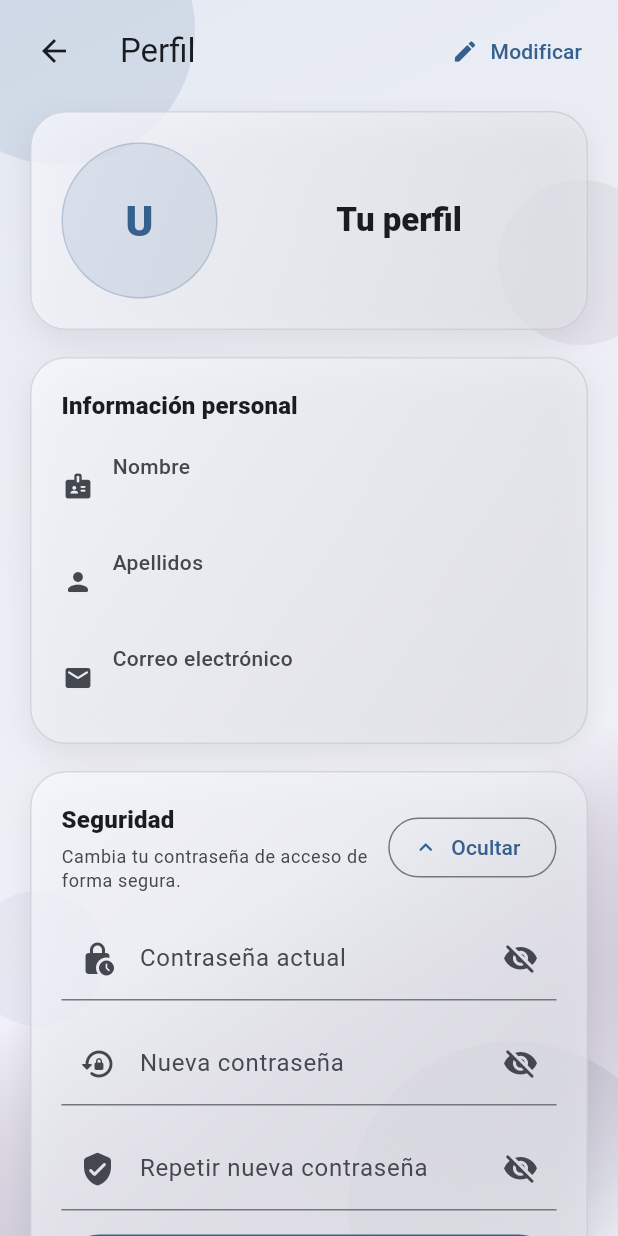
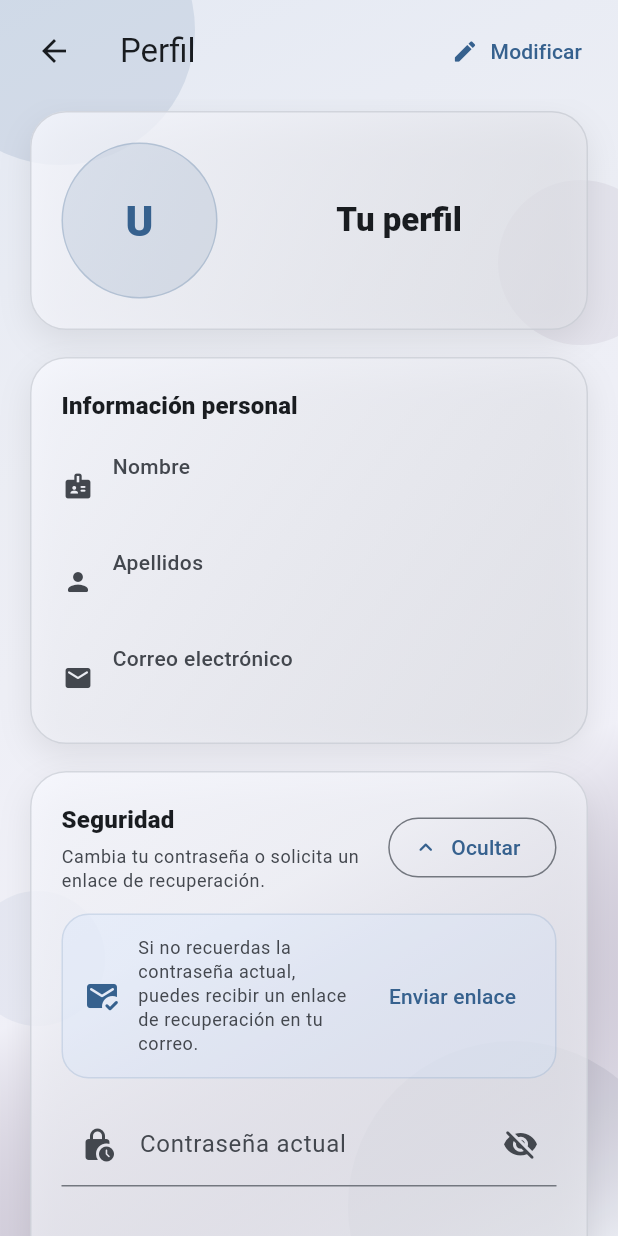
Before and after one commit to iagobl/iot_manager, a Flutter app: the ProfilePage screen opened by its route, after a tap on "Cambiar", on a phone screen of 412 x 824 dp. Run offline on Flutter 3.47's test engine with Material 3 defaults, Android fonts, the phone set to English and light mode, and no system bars; our stand-ins replace cached_network_image, firebase_core, firebase_messaging, flutter_blue_plus, flutter_local_notifications, flutter_svg and 5 more; missing offline and left inert: network_info_plus, wifi_iot; accounts and stored records are empty; project files that could hold a hidden picture were left out.

Commit message:
feat: implement password recovery flow

```diff
--- a/lib/app/app.dart
+++ b/lib/app/app.dart
@@ -1,7 +1,9 @@
 import 'package:flutter/material.dart';
 
+import 'package:iot_manager/app/app_navigator.dart';
 import 'package:iot_manager/app/routes.dart';
 import 'package:iot_manager/app/theme.dart';
+import 'package:iot_manager/features/profile/presentation/pages/reset_password_page.dart';
 
 class MyApp extends StatelessWidget {
   const MyApp({super.key});
@@ -9,10 +11,12 @@ class MyApp extends StatelessWidget {
   @override
   Widget build(BuildContext context) {
     return MaterialApp(
+      navigatorKey: rootNavigatorKey,
       title: 'IoTServices',
       debugShowCheckedModeBanner: false,
       theme: AppTheme.basic,
       initialRoute: Routes.authGate,
+      routes: {ResetPasswordPage.routeName: (_) => const ResetPasswordPage()},
       onGenerateRoute: AppRouter.onGenerateRoute,
     );
   }
--- /dev/null
+++ b/lib/app/app_navigator.dart
@@ -0,0 +1,3 @@
+import 'package:flutter/material.dart';
+
+final GlobalKey<NavigatorState> rootNavigatorKey = GlobalKey<NavigatorState>();
--- a/lib/features/profile/domain/repositories/profile_repository.dart
+++ b/lib/features/profile/domain/repositories/profile_repository.dart
@@ -20,4 +20,6 @@ abstract class ProfileRepository {
   Future<String?> createAvatarSignedUrl(String? path);
 
   Future<void> changePassword({required String currentPassword, required String newPassword});
+
+  Future<void> requestPasswordReset({required String email, String? redirectTo});
 }
--- /dev/null
+++ b/lib/features/profile/domain/usecases/request_password_reset.dart
@@ -0,0 +1,17 @@
+import 'package:iot_manager/features/profile/domain/repositories/profile_repository.dart';
+
+class RequestPasswordReset {
+  const RequestPasswordReset(this.repository);
+
+  final ProfileRepository repository;
+
+  Future<void> call({
+    required String email,
+    String? redirectTo,
+  }) {
+    return repository.requestPasswordReset(
+      email: email,
+      redirectTo: redirectTo,
+    );
+  }
+}
--- a/lib/features/profile/presentation/controllers/profile_controller.dart
+++ b/lib/features/profile/presentation/controllers/profile_controller.dart
@@ -1,4 +1,3 @@
-
 import 'package:flutter/foundation.dart';
 import 'package:iot_manager/core/error/app_exception.dart';
 import 'package:iot_manager/core/error/error_mapper.dart';
@@ -8,6 +7,7 @@ import 'package:iot_manager/features/profile/domain/repositories/profile_reposit
 import 'package:iot_manager/features/profile/domain/usecases/change_password.dart';
 import 'package:iot_manager/features/profile/domain/usecases/create_avatar_signed_url.dart';
 import 'package:iot_manager/features/profile/domain/usecases/get_current_profile.dart';
+import 'package:iot_manager/features/profile/domain/usecases/request_password_reset.dart';
 import 'package:iot_manager/features/profile/domain/usecases/update_basic_profile.dart';
 import 'package:iot_manager/features/profile/domain/usecases/update_notification_preferences.dart';
 import 'package:iot_manager/features/profile/domain/usecases/update_unit_preferences.dart';
@@ -23,21 +23,39 @@ class ProfileController extends ChangeNotifier {
     UploadAvatar? uploadAvatar,
     CreateAvatarSignedUrl? createAvatarSignedUrl,
     ChangePassword? changePassword,
-  })  : repository = repository ?? ProfileRepositoryImpl(),
-        getCurrentProfile = getCurrentProfile ??
-            GetCurrentProfile(repository ?? ProfileRepositoryImpl()),
-        updateBasicProfile = updateBasicProfile ??
-            UpdateBasicProfile(repository ?? ProfileRepositoryImpl()),
-        updateUnitPreferences = updateUnitPreferences ??
-            UpdateUnitPreferences(repository ?? ProfileRepositoryImpl()),
-        updateNotificationPreferences = updateNotificationPreferences ??
-            UpdateNotificationPreferences(repository ?? ProfileRepositoryImpl()),
-        uploadAvatar =
-            uploadAvatar ?? UploadAvatar(repository ?? ProfileRepositoryImpl()),
-        createAvatarSignedUrl = createAvatarSignedUrl ??
-            CreateAvatarSignedUrl(repository ?? ProfileRepositoryImpl()),
-        changePassword = changePassword ??
-            ChangePassword(repository ?? ProfileRepositoryImpl());
+    RequestPasswordReset? requestPasswordReset,
+  }) : this._(
+    repository ?? ProfileRepositoryImpl(),
+    getCurrentProfile: getCurrentProfile,
+    updateBasicProfile: updateBasicProfile,
+    updateUnitPreferences: updateUnitPreferences,
+    updateNotificationPreferences: updateNotificationPreferences,
+    uploadAvatar: uploadAvatar,
+    createAvatarSignedUrl: createAvatarSignedUrl,
+    changePassword: changePassword,
+    requestPasswordReset: requestPasswordReset,
+  );
+
+  ProfileController._(
+      ProfileRepository resolvedRepository, {
+        GetCurrentProfile? getCurrentProfile,
+        UpdateBasicProfile? updateBasicProfile,
+        UpdateUnitPreferences? updateUnitPreferences,
+        UpdateNotificationPreferences? updateNotificationPreferences,
+        UploadAvatar? uploadAvatar,
+        CreateAvatarSignedUrl? createAvatarSignedUrl,
+        ChangePassword? changePassword,
+        RequestPasswordReset? requestPasswordReset,
+      })  : repository = resolvedRepository,
+        getCurrentProfile = getCurrentProfile ?? GetCurrentProfile(resolvedRepository),
+        updateBasicProfile = updateBasicProfile ?? UpdateBasicProfile(resolvedRepository),
+        updateUnitPreferences = updateUnitPreferences ?? UpdateUnitPreferences(resolvedRepository),
+        updateNotificationPreferences =
+            updateNotificationPreferences ?? UpdateNotificationPreferences(resolvedRepository),
+        uploadAvatar = uploadAvatar ?? UploadAvatar(resolvedRepository),
+        createAvatarSignedUrl = createAvatarSignedUrl ?? CreateAvatarSignedUrl(resolvedRepository),
+        changePassword = changePassword ?? ChangePassword(resolvedRepository),
+        requestPasswordReset = requestPasswordReset ?? RequestPasswordReset(resolvedRepository);
 
   final ProfileRepository repository;
   final GetCurrentProfile getCurrentProfile;
@@ -47,11 +65,13 @@ class ProfileController extends ChangeNotifier {
   final UploadAvatar uploadAvatar;
   final CreateAvatarSignedUrl createAvatarSignedUrl;
   final ChangePassword changePassword;
+  final RequestPasswordReset requestPasswordReset;
 
   bool loading = false;
   bool saving = false;
   bool uploadingAvatar = false;
   bool changingPassword = false;
+  bool requestingPasswordReset = false;
   bool editMode = false;
 
   String? error;
@@ -153,8 +173,7 @@ class ProfileController extends ChangeNotifier {
       throw ex;
     }
 
-    final updated = Map<String, String>.from(profile!.unitPreferences)
-      ..[key] = value;
+    final updated = Map<String, String>.from(profile!.unitPreferences)..[key] = value;
 
     clearError();
     notifyListeners();
@@ -179,8 +198,7 @@ class ProfileController extends ChangeNotifier {
       throw ex;
     }
 
-    final updated = Map<String, bool>.from(profile!.notificationPreferences)
-      ..[key] = value;
+    final updated = Map<String, bool>.from(profile!.notificationPreferences)..[key] = value;
 
     clearError();
     notifyListeners();
@@ -287,6 +305,40 @@ class ProfileController extends ChangeNotifier {
     }
   }
 
+  Future<String> sendPasswordRecoveryEmail({
+    required String email,
+    String? redirectTo,
+  }) async {
+    final trimmedEmail = email.trim();
+
+    if (!isValidEmail(trimmedEmail)) {
+      const ex = ValidationAppException('Introduce un correo válido para recuperar la contraseña.');
+      setMappedError(ex);
+      notifyListeners();
+      throw ex;
+    }
+
+    requestingPasswordReset = true;
+    clearError();
+    notifyListeners();
+
+    try {
+      await requestPasswordReset(
+        email: trimmedEmail,
+        redirectTo: redirectTo,
+      );
+
+      return 'Te hemos enviado un enlace de recuperación a $trimmedEmail.';
+    } catch (e) {
+      setMappedError(e);
+      notifyListeners();
+      throw ErrorMapper.mapException(e);
+    } finally {
+      requestingPasswordReset = false;
+      notifyListeners();
+    }
+  }
+
   bool isValidEmail(String value) {
     final email = value.trim();
     if (email.isEmpty) return false;
--- a/lib/features/profile/presentation/pages/profile_page.dart
+++ b/lib/features/profile/presentation/pages/profile_page.dart
@@ -84,7 +84,7 @@ class ProfilePageState extends State<ProfilePage> {
 
   Future<void> showMessage(String message) async {
     if (!mounted) return;
-    ScaffoldMessenger.of(context).showSnackBar(SnackBar(content: Text(message)));
+    ScaffoldMessenger.of(context).showSnackBar(SnackBar(content: Text(message)),);
   }
 
   Future<void> saveBasicProfile() async {
@@ -113,7 +113,18 @@ class ProfilePageState extends State<ProfilePage> {
 
       await showMessage(message);
     } catch (_) {
-      await showMessage(controller.error ?? 'No se pudo actualizar la contraseña.',);
+      await showMessage(controller.error ?? 'No se pudo actualizar la contraseña.');
+    }
+  }
+
+  Future<void> requestPasswordReset() async {
+    try {
+      await controller.sendPasswordRecoveryEmail(
+        email: emailController.text,
+        redirectTo: 'iotmanager://reset-password',
+      );
+    } catch (_) {
+      await showMessage(controller.error ?? 'No se pudo enviar el enlace de recuperación.');
     }
   }
 
@@ -159,9 +170,8 @@ class ProfilePageState extends State<ProfilePage> {
   InputDecoration profileFieldDecoration({
     required BuildContext context,
     required String label,
-    required IconData icon,}) {
-
-
+    required IconData icon,
+  }) {
     final cs = Theme.of(context).colorScheme;
 
     return InputDecoration(
@@ -299,10 +309,10 @@ class ProfilePageState extends State<ProfilePage> {
                           obscureNewPassword: obscureNewPassword,
                           obscureConfirmPassword: obscureConfirmPassword,
                           changingPassword: controller.changingPassword,
+                          requestingPasswordReset: controller.requestingPasswordReset,
                           currentPasswordController: currentPasswordController,
                           newPasswordController: newPasswordController,
-                          confirmNewPasswordController:
-                          confirmNewPasswordController,
+                          confirmNewPasswordController: confirmNewPasswordController,
                           onToggleSection: () {
                             setState(() {
                               showPasswordSection = !showPasswordSection;
@@ -319,11 +329,16 @@ class ProfilePageState extends State<ProfilePage> {
                             setState(() {obscureConfirmPassword = !obscureConfirmPassword;});
                           },
                           onChangePassword: changePassword,
+                          onRequestPasswordReset: requestPasswordReset,
+                        ),
+                        const SizedBox(height: 18),
+                        ProfilePreferencesCard(
+                          unitPreferences: profile.unitPreferences,
+                          onChanged: updateUnitPreference,
                         ),
                         const SizedBox(height: 18),
                         ProfileNotificationsCard(
-                          notificationPreferences:
-                          profile.notificationPreferences,
+                          notificationPreferences: profile.notificationPreferences,
                           onChanged: updateNotificationPreference,
                         ),
                       ],
--- a/lib/features/profile/presentation/widgets/profile_security_card.dart
+++ b/lib/features/profile/presentation/widgets/profile_security_card.dart
@@ -10,6 +10,7 @@ class ProfileSecurityCard extends StatelessWidget {
     required this.obscureNewPassword,
     required this.obscureConfirmPassword,
     required this.changingPassword,
+    required this.requestingPasswordReset,
     required this.currentPasswordController,
     required this.newPasswordController,
     required this.confirmNewPasswordController,
@@ -18,6 +19,7 @@ class ProfileSecurityCard extends StatelessWidget {
     required this.onToggleNewPasswordVisibility,
     required this.onToggleConfirmPasswordVisibility,
     required this.onChangePassword,
+    required this.onRequestPasswordReset,
   });
 
   final bool showPasswordSection;
@@ -25,6 +27,7 @@ class ProfileSecurityCard extends StatelessWidget {
   final bool obscureNewPassword;
   final bool obscureConfirmPassword;
   final bool changingPassword;
+  final bool requestingPasswordReset;
   final TextEditingController currentPasswordController;
   final TextEditingController newPasswordController;
   final TextEditingController confirmNewPasswordController;
@@ -33,6 +36,7 @@ class ProfileSecurityCard extends StatelessWidget {
   final VoidCallback onToggleNewPasswordVisibility;
   final VoidCallback onToggleConfirmPasswordVisibility;
   final VoidCallback onChangePassword;
+  final VoidCallback onRequestPasswordReset;
 
   @override
   Widget build(BuildContext context) {
@@ -53,19 +57,60 @@ class ProfileSecurityCard extends StatelessWidget {
                       style: textTheme.titleMedium?.copyWith(fontWeight: FontWeight.w800,),
                     ),
                     const SizedBox(height: 4),
-                    Text('Cambia tu contraseña de acceso de forma segura.',
+                    Text('Cambia tu contraseña o solicita un enlace de recuperación.',
                       style: textTheme.bodySmall?.copyWith(color: cs.onSurfaceVariant,),
                     ),
                   ],
                 ),
               ),
               OutlinedButton.icon(
-                onPressed: onToggleSection,
-                icon: Icon(showPasswordSection ? Icons.expand_less_rounded : Icons.lock_outline_rounded,
+                onPressed: changingPassword || requestingPasswordReset
+                    ? null
+                    : onToggleSection,
+                icon: Icon(
+                  showPasswordSection
+                      ? Icons.expand_less_rounded
+                      : Icons.lock_outline_rounded,
                 ),
                 label: Text(showPasswordSection ? 'Ocultar' : 'Cambiar'),
               ),
             ],
+          ),
+          const SizedBox(height: 14),
+          Container(
+            width: double.infinity,
+            padding: const EdgeInsets.all(14),
+            decoration: BoxDecoration(
+              color: cs.primaryContainer.withValues(alpha: 0.28),
+              borderRadius: BorderRadius.circular(18),
+              border: Border.all(
+                color: cs.primary.withValues(alpha: 0.14),
+              ),
+            ),
+            child: Row(
+              children: [
+                Icon(
+                  Icons.mark_email_read_rounded,
+                  color: cs.primary,
+                ),
+                const SizedBox(width: 12),
+                Expanded(
+                  child: Text('Si no recuerdas la contraseña actual, puedes recibir un enlace de recuperación en tu correo.',
+                    style: textTheme.bodySmall?.copyWith(color: cs.onSurfaceVariant),
+                  ),
+                ),
+                const SizedBox(width: 10),
+                TextButton(
+                  onPressed: changingPassword || requestingPasswordReset ? null
+                      : onRequestPasswordReset,
+                  child: requestingPasswordReset ? const SizedBox(
+                    width: 18,
+                    height: 18,
+                    child: CircularProgressIndicator(strokeWidth: 2),
+                  ) : const Text('Enviar enlace'),
+                ),
+              ],
+            ),
           ),
           if (showPasswordSection) ...[
             const SizedBox(height: 16),
--- a/lib/main.dart
+++ b/lib/main.dart
@@ -1,9 +1,13 @@
+import 'dart:async';
+
 import 'package:firebase_core/firebase_core.dart';
 import 'package:flutter/material.dart';
 import 'package:iot_manager/app/app.dart';
-import 'package:iot_manager/features/app_shell/services/push_notification_service.dart';
+import 'package:iot_manager/app/app_navigator.dart';
 import 'package:iot_manager/core/config/firebase_options.dart';
 import 'package:iot_manager/core/config/supabase_config.dart';
+import 'package:iot_manager/features/app_shell/services/push_notification_service.dart';
+import 'package:iot_manager/features/profile/presentation/pages/reset_password_page.dart';
 import 'package:supabase_flutter/supabase_flutter.dart';
 
 Future<void> main() async {
@@ -20,5 +24,48 @@ Future<void> main() async {
 
   await PushNotificationService.instance.initialize();
 
-  runApp(const MyApp());
+  runApp(const PasswordRecoveryListener(child: MyApp()));
 }
+
+class PasswordRecoveryListener extends StatefulWidget {
+  const PasswordRecoveryListener({
+    super.key,
+    required this.child,
+  });
+
+  final Widget child;
+
+  @override
+  State<PasswordRecoveryListener> createState() => _PasswordRecoveryListenerState();
+}
+
+class _PasswordRecoveryListenerState extends State<PasswordRecoveryListener> {
+  StreamSubscription<AuthState>? authSubscription;
+
+  @override
+  void initState() {
+    super.initState();
+
+    authSubscription = Supabase.instance.client.auth.onAuthStateChange.listen((data) {
+      if (data.event == AuthChangeEvent.passwordRecovery) {
+        WidgetsBinding.instance.addPostFrameCallback((_) {
+          rootNavigatorKey.currentState?.pushNamedAndRemoveUntil(
+            ResetPasswordPage.routeName,
+                (route) => false,
+          );
+        });
+      }
+    });
+  }
+
+  @override
+  void dispose() {
+    authSubscription?.cancel();
+    super.dispose();
+  }
+
+  @override
+  Widget build(BuildContext context) {
+    return widget.child;
+  }
+}
```
Also changed, not shown: lib/features/profile/data/datasources/profile_remote_datasource.dart (+27 -5 lines), lib/features/profile/data/repositories/profile_repository_impl.dart (+6 -1 lines), lib/features/profile/presentation/pages/reset_password_page.dart (added, +218 -0 lines), 1 other file.
